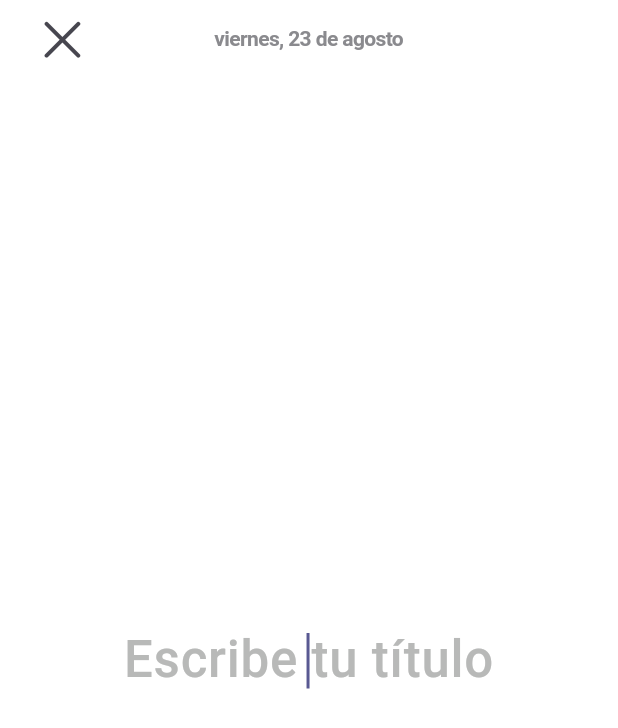
After one commit to danielFelipeBueno/diary_sysman, a Flutter app: the screen it shows after launch, after a tap on the "add" icon, on a phone screen of 412 x 824 dp. The commit adds this screen. Shown: the top 728 px of the screen. Run offline on Flutter 3.47's test engine with Material 3 defaults, Android fonts, the phone set to English and light mode, and no system bars; our stand-ins replace flutter_bloc, image_picker; missing offline and left inert: cupertino_page_controller.

Commit message:
entry screen with title, description and image form

```diff
--- a/lib/main.dart
+++ b/lib/main.dart
@@ -1,11 +1,15 @@
 import 'package:diary_sysman/data/diary_repository.dart';
 import 'package:diary_sysman/data/prod/diary_impl.dart';
 import 'package:diary_sysman/ui/diary/cubit/diary_cubit.dart';
+import 'package:diary_sysman/ui/entry/cubit/entry_cubit.dart';
 import 'package:diary_sysman/ui/splash/splash_screen.dart';
+import 'package:diary_sysman/ui/styles.dart';
 import 'package:flutter/material.dart';
 import 'package:flutter_bloc/flutter_bloc.dart';
+import 'package:intl/date_symbol_data_local.dart';
 
-void main() {
+void main()async {
+  await initializeDateFormatting('es_ES', null);
   runApp(const MyApp());
 }
 
@@ -20,13 +24,14 @@ class MyApp extends StatelessWidget {
       ],
       child: MultiBlocProvider(
         providers: [
-          BlocProvider(create: (_)=>DiaryCubit())
+          BlocProvider(create: (_)=>DiaryCubit()),
+          BlocProvider(create: (_)=>EntryCubit()),
         ],
         child: MaterialApp(
-          title: 'Flutter Demo',
+          title: 'Diary Sysman',
           debugShowCheckedModeBanner: false,
           theme: ThemeData(
-            colorScheme: ColorScheme.fromSeed(seedColor: Colors.deepPurple),
+            colorScheme: ColorScheme.fromSeed(seedColor: kPrimaryColor),
             useMaterial3: true,
           ),
           home: const SplashScreen()
--- a/lib/ui/diary/screens/diary_screen.dart
+++ b/lib/ui/diary/screens/diary_screen.dart
@@ -1,8 +1,11 @@
 import 'package:diary_sysman/ui/diary/widgets/diary_card.dart';
+import 'package:diary_sysman/ui/entry/cubit/entry_cubit.dart';
+import 'package:diary_sysman/ui/entry/screens/entry_screen.dart';
 import 'package:diary_sysman/ui/styles.dart';
 import 'package:diary_sysman/utils/size_config.dart';
 import 'package:flutter/cupertino.dart';
 import 'package:flutter/material.dart';
+import 'package:flutter_bloc/flutter_bloc.dart';
 
 class DiaryScreen extends StatefulWidget {
   const DiaryScreen({super.key});
@@ -33,7 +36,7 @@ class _DiaryScreenState extends State<DiaryScreen> {
       body: SafeArea(
         bottom: false,
         child: Container(
-          margin: EdgeInsets.symmetric(horizontal: getAvailableHeight(0.038)),
+          margin: EdgeInsets.symmetric(horizontal: getAvailableWidth(0.038)),
           child: Column(
             children: [
               SizedBox(
@@ -96,7 +99,12 @@ class _DiaryScreenState extends State<DiaryScreen> {
       ),
       floatingActionButton: FloatingActionButton(
         backgroundColor: Colors.white,
-        onPressed: null,
+        onPressed: (){
+          context.read<EntryCubit>().setDateTime(DateTime.now());
+          Navigator.of(context).push(
+            MaterialPageRoute(builder: (_) => const EntryScreen()),
+          );
+        },
         elevation: 10,
         child: Icon(Icons.add,
           size: 30,
--- a/lib/ui/diary/widgets/diary_card.dart
+++ b/lib/ui/diary/widgets/diary_card.dart
@@ -1,4 +1,7 @@
 
+// ignore_for_file: avoid_renaming_method_parameters
+
+import 'package:diary_sysman/ui/diary/screens/photo_carousel_modal.dart';
 import 'package:diary_sysman/ui/styles.dart';
 import 'package:flutter/material.dart';
 
@@ -14,7 +17,7 @@ class DiaryCard extends StatelessWidget {
   final String weekDay, date, title, info;
 
   @override
-  Widget build(BuildContext context) {
+  Widget build(BuildContext ctx) {
     return Container(
       margin: const EdgeInsets.only(bottom: 15),
       width: double.infinity,
@@ -38,12 +41,19 @@ class DiaryCard extends StatelessWidget {
             ),
           ),
           const Spacer(),
-          Container(
+          InkWell(
+            onTap: ()=>showModalBottomSheet(
+              backgroundColor: Colors.white,
+              context: ctx,
+              isScrollControlled: true,
+              builder:(_)=>const PhotoCarouselModal()
+            ),
+            child: Container(
               width: double.infinity,
               decoration: const BoxDecoration(
-              color: Colors.red,
                 borderRadius: BorderRadius.all(Radius.circular(13))
               ),
+              clipBehavior: Clip.antiAlias,
               height: 182,
               child: const FadeInImage(
                 placeholder: AssetImage('assets/placeholder.png'),  // Imagen de placeholder
@@ -52,6 +62,7 @@ class DiaryCard extends StatelessWidget {
                 height: 300,
                 width: 300,
                 fit: BoxFit.fitWidth,
+              ),
             ),
           ),
           const Spacer(),
--- /dev/null
+++ b/lib/ui/entry/cubit/entry_cubit.dart
@@ -0,0 +1,42 @@
+import 'package:flutter/material.dart';
+import 'package:flutter_bloc/flutter_bloc.dart';
+import 'package:image_picker/image_picker.dart';
+
+part 'entry_state.dart';
+
+final titleController = TextEditingController();
+final descriptionController = TextEditingController();
+
+class EntryCubit extends Cubit<EntryState> {
+  EntryCubit() : super(EntryState(
+    titleController,
+    descriptionController
+  ));
+
+  setFinishedTitle(bool value)=>emit(state.copyWith(finishedTitle: value));
+
+  setDateTime(DateTime dateTime)=>emit(state.copyWith(dateTime: dateTime,setDateTime: true));
+
+  addSelectedImages(List<XFile> images){
+    List<XFile> selectedImages = List<XFile>.from(state.selectedImages+images);
+    emit(state.copyWith(selectedImages: selectedImages));
+  }
+
+  Future getCamera(BuildContext context) async {
+    final image = await ImagePicker().pickImage(source: ImageSource.camera);
+    if (image == null) return;
+    //todo
+  }
+
+  Future getGalery(BuildContext context)async {
+    final List<XFile>? images = await ImagePicker().pickMultiImage();
+    print('============= HOLANDA');
+    if (images == null){
+      print('============= HOLANDA 1');
+      return;
+    } else{
+      print('============= HOLANDA 2');
+      addSelectedImages(images);
+    }
+  }
+}
--- /dev/null
+++ b/lib/ui/entry/cubit/entry_state.dart
@@ -0,0 +1,32 @@
+part of 'entry_cubit.dart';
+
+class EntryState {
+  TextEditingController titleController, descriptionController;
+  bool finishedTitle;
+  DateTime? dateTime;
+  List<XFile> selectedImages;
+
+  EntryState(
+    this.titleController,
+    this.descriptionController,{
+      this.finishedTitle = false,
+      this.dateTime,
+      this.selectedImages = const[]
+    }
+  );
+
+  EntryState copyWith({
+    TextEditingController? titleController,
+    TextEditingController? descriptionController,
+    bool? finishedTitle,
+    DateTime? dateTime,
+    setDateTime = false,
+    List<XFile>? selectedImages,
+  })=>EntryState(
+    titleController ?? this.titleController,
+    descriptionController ?? this.descriptionController,
+    finishedTitle: finishedTitle ?? this.finishedTitle,
+    dateTime: setDateTime?dateTime:this.dateTime,
+    selectedImages: selectedImages ?? this.selectedImages
+  );
+}
--- /dev/null
+++ b/lib/ui/entry/screens/entry_screen.dart
@@ -0,0 +1,249 @@
+// ignore_for_file: avoid_renaming_method_parameters
+
+import 'dart:io';
+
+import 'package:diary_sysman/ui/entry/cubit/entry_cubit.dart';
+import 'package:diary_sysman/ui/styles.dart';
+import 'package:diary_sysman/utils/size_config.dart';
+import 'package:flutter/cupertino.dart';
+import 'package:flutter/material.dart';
+import 'package:flutter_bloc/flutter_bloc.dart';
+import 'package:intl/intl.dart';
+
+class EntryScreen extends StatefulWidget {
+  const EntryScreen({super.key});
+
+  @override
+  State<EntryScreen> createState() => _EntryScreenState();
+}
+
+class _EntryScreenState extends State<EntryScreen> {
+  final _titleFocusNode = FocusNode();
+  final _descriptionFocusNode = FocusNode();
+
+  @override
+  void initState() {
+    super.initState();
+    WidgetsBinding.instance.addPostFrameCallback((_) {
+      FocusScope.of(context).requestFocus(_titleFocusNode);
+    });
+  }
+
+  @override
+  void dispose() {
+    _titleFocusNode.dispose();
+    super.dispose();
+  }
+
+  @override
+  Widget build(BuildContext ctx) {
+    return BlocBuilder<EntryCubit, EntryState>(
+      builder: (ctx, state) {
+        var edgeInsets = EdgeInsets.symmetric(horizontal: getAvailableWidth(0.061));
+        return Scaffold(
+          backgroundColor: Colors.white,
+          appBar: AppBar(
+            automaticallyImplyLeading: false,
+            backgroundColor: Colors.white,
+            elevation: 0,
+            flexibleSpace: SafeArea(
+              child: Container(
+                margin: EdgeInsets.symmetric(horizontal: getAvailableWidth(0.038)),
+                child: Row(
+                  children: [
+                    SizedBox(
+                      width: 52,
+                      child: IconButton(
+                        onPressed: ()=>Navigator.pop(ctx),
+                        icon: const Icon(CupertinoIcons.clear, size: 36,)
+                      ),
+                    ),
+                    const Spacer(),
+                    CupertinoButton(
+                      onPressed: (){
+                        showDialogDatePicker(
+                        CupertinoDatePicker(
+                          initialDateTime: DateTime.now(),
+                          mode: CupertinoDatePickerMode.date,
+                          use24hFormat: true,
+                          showDayOfWeek: true,
+                          onDateTimeChanged: (DateTime newDate) {
+                            setState(() => ctx.read<EntryCubit>().setDateTime(newDate));
+                          },
+                          //   ),
+                          ),
+                        );
+                      },
+                      child: Text(
+                        state.dateTime!=null?DateFormat('EEEE, d \'de\' MMMM', 'es_ES').format(state.dateTime!):'',
+                        style: h5Style
+                      ),
+                    ),
+                    const Spacer(),
+                    const SizedBox(width:52)
+                  ],
+                ),
+              ),
+            ),
+            toolbarHeight: getAvailableHeight(0.07),
+          ),
+          body: Column(
+            children: [
+              if(!state.finishedTitle)
+              const Spacer(),
+              Center(
+                child: Container(
+                  margin: edgeInsets,
+                  width: getAvailableWidth(0.76),
+                  child: TextField(
+                    focusNode: _titleFocusNode,
+                    maxLines: null,
+                    minLines: 1,
+                    keyboardType: TextInputType.multiline,
+                    controller: state.titleController,
+                    textAlign: TextAlign.center,
+                    textInputAction: TextInputAction.done,
+                    style: h1HintStyle.copyWith(color: Colors.black),
+                    decoration: InputDecoration(
+                      hintText: 'Escribe tu título',
+                      hintStyle: h1HintStyle,
+                      border: InputBorder.none,
+                    ),
+                    onSubmitted: (_) {
+                      if(!state.finishedTitle) {
+                        Future.delayed(
+                        const Duration(milliseconds: 500),(){
+                          FocusScope.of(context).requestFocus(_descriptionFocusNode);
+                        }
+                      );
+                      ctx.read<EntryCubit>().setFinishedTitle(true);
+                      }
+                    },
+                  ),
+                ),
+              ),
+              if(state.finishedTitle&&state.selectedImages.isNotEmpty)
+              SizedBox(
+                height: getAvailableHeight(0.24),
+                child: ListView.builder(
+                  physics: const BouncingScrollPhysics(),
+                  scrollDirection: Axis.horizontal,
+                  itemCount: state.selectedImages.length,
+                  itemBuilder: (context, index) {
+                    return Container(
+                      margin: const EdgeInsets.symmetric(horizontal: 4),
+                      decoration: BoxDecoration(
+                        borderRadius: BorderRadius.circular(28),
+                      ),
+                      clipBehavior: Clip.antiAlias,
+                      child: Image.file(
+                        File(state.selectedImages[index].path),
+                        fit: BoxFit.cover,
+                      ),
+                    );
+                  },
+                ),
+              ),
+              if(state.finishedTitle)SizedBox(height:  getAvailableHeight(0.016)),
+              if(state.finishedTitle)
+              Padding(
+                padding: edgeInsets,
+                child: InkWell(
+                  onTap: ()=>showOptionsDialog(ctx),
+                  borderRadius: borderRadius12,
+                  child: Container(
+                    height: getAvailableHeight(0.058),
+                    decoration: BoxDecoration(
+                      borderRadius: borderRadius12,
+                      color: kSecondaryColor
+                    ),
+                    child: Row(
+                      mainAxisAlignment: MainAxisAlignment.center,
+                      children: [
+                        Image.asset('assets/icons/photos_icon.png', height: 24),
+                        const SizedBox(width: 6),
+                        Text('Agregar imagenes',style: h3ButtonStyle)
+                      ],
+                    ),
+                  ),
+                ),
+              ),
+              if(state.finishedTitle)SizedBox(height:  getAvailableHeight(0.016)),
+              if(state.finishedTitle)
+              Expanded(
+                child: Padding(
+                  padding: edgeInsets,
+                  child: TextField(
+                    focusNode: _descriptionFocusNode,
+                    maxLines: null,
+                    minLines: 1,
+                    keyboardType: TextInputType.multiline,
+                    controller: state.descriptionController,
+                    textInputAction: TextInputAction.done,
+                    style: h5HintStyle.copyWith(color: Colors.black),
+                    decoration: InputDecoration(
+                      hintText: 'Empieza a escribir...',
+                      hintStyle: h5HintStyle,
+                      border: InputBorder.none,
+                    ),
+                    onSubmitted: (_) {
+                      FocusScope.of(context).unfocus();
+                    },
+                  ),
+                ),
+              ),
+              if(!state.finishedTitle)
+              const Spacer()
+            ],
+          ),
+        );
+      },
+    );
+  }
+
+  void showDialogDatePicker(Widget child) {
+    showCupertinoModalPopup<void>(
+      context: context,
+      builder: (BuildContext context) => Container(
+        height: 216,
+        padding: const EdgeInsets.only(top: 6.0),
+        margin: EdgeInsets.only(
+          bottom: MediaQuery.of(context).viewInsets.bottom,
+        ),
+        color: CupertinoColors.systemBackground.resolveFrom(context),
+        child: SafeArea(
+          top: false,
+          child: child,
+        ),
+      ),
+    );
+  }
+
+  void showOptionsDialog(BuildContext ctx) {
+    showDialog(
+      context: ctx,
+      builder: (BuildContext ctx) {
+        return AlertDialog(
+          title: const Text('Seleccionar Imagenes'),
+          content: const Text('¿Desde dónde quieres seleccionar imágenes?'),
+          actions: <Widget>[
+            TextButton(
+              onPressed: () {
+                ctx.read<EntryCubit>().getCamera(ctx);
+                Navigator.pop(ctx);
+              },
+              child: const Text('Cámara'),
+            ),
+            TextButton(
+              onPressed: () {
+                ctx.read<EntryCubit>().getGalery(ctx);
+                Navigator.pop(ctx);
+              },
+              child: const Text('Galería'),
+            ),
+          ],
+        );
+      },
+    );
+  }
+}
--- a/lib/ui/splash/splash_screen.dart
+++ b/lib/ui/splash/splash_screen.dart
@@ -15,9 +15,10 @@ class _SplashScreenState extends State<SplashScreen> {
   @override
   void initState() {
     Future.delayed(const Duration(seconds: 2),(){
-      Navigator.push(
-        context,
-        MaterialPageRoute(builder: (context) => const DiaryScreen()),
+      Navigator.of(context).pushReplacement(
+        MaterialPageRoute(
+          builder: (_) => const DiaryScreen()
+        ),
       );
     });
     super.initState();
--- a/lib/ui/styles.dart
+++ b/lib/ui/styles.dart
@@ -1,4 +1,12 @@
+import 'package:flutter/gestures.dart';
 import 'package:flutter/material.dart';
+
+//% COLORS
+
+var kPrimaryColor =  const Color(0xff5856D6);
+var kSecondaryColor =  const Color(0xffE6E5F9);
+
+//% Text Style
 
 var h1Style = const TextStyle(
   fontSize: 32,
@@ -26,12 +34,40 @@ var h3Style = const TextStyle(
   height: 1.1
 );
 
+var h3ButtonStyle = TextStyle(
+  fontSize: 16,
+  fontWeight: FontWeight.w500,
+  color: kPrimaryColor,
+  height: 1.1
+);
+
 var h4Style = const TextStyle(
   fontSize: 18,
   fontWeight: FontWeight.w600,
   height: 1.1
 );
 
-//% COLORS
+var h5Style = const TextStyle(
+  fontSize: 14,
+  fontWeight: FontWeight.w600,
+  color: Color(0xff8A8A8E),
+  height: 1.1
+);
 
-var kPrimaryColor =  const Color(0xff5856D6);
+var h1HintStyle = const TextStyle(
+  color: Color(0xffB8B9B8),
+  fontSize: 34,
+  fontWeight: FontWeight.w500,
+  height: 1.1
+);
+
+var h5HintStyle = const TextStyle(
+  fontSize: 14,
+  fontWeight: FontWeight.w600,
+  color: Color(0xffB8B9B8),
+  height: 1.1
+);
+
+//% BORDER RADIUS
+
+var borderRadius12 = const BorderRadius.all(Radius.circular(12));
--- a/pubspec.yaml
+++ b/pubspec.yaml
@@ -31,11 +31,15 @@ dependencies:
   flutter:
     sdk: flutter
 
+  intl: ^0.19.0
+
 
   # The following adds the Cupertino Icons font to your application.
   # Use with the CupertinoIcons class for iOS style icons.
   cupertino_icons: ^1.0.6
   flutter_bloc: ^8.1.6
+  cupertino_page_controller: ^0.0.2
+  image_picker: ^1.1.2
 
 dev_dependencies:
   flutter_test:
@@ -62,6 +66,7 @@ flutter:
   # To add assets to your application, add an assets section, like this:
   assets:
     - assets/
+    - assets/icons/
   #   - images/a_dot_ham.jpeg
 
   # An image asset can refer to one or more resolution-specific "variants", see
```
Also changed, not shown: lib/ui/diary/screens/photo_carousel_modal.dart (added, +121 -0 lines), assets/icons/photos_icon.png (added), pubspec.lock, 15 other files. Lines whose indentation alone changed are shown as unchanged.
